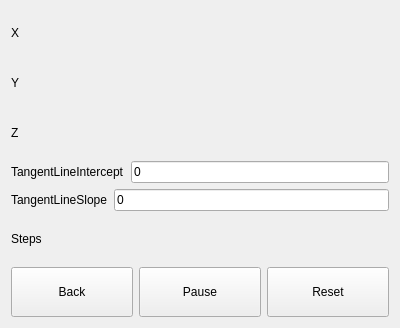
Old version of the form dlgsteps.ui in the repository ic005k/Knot-Legacy.
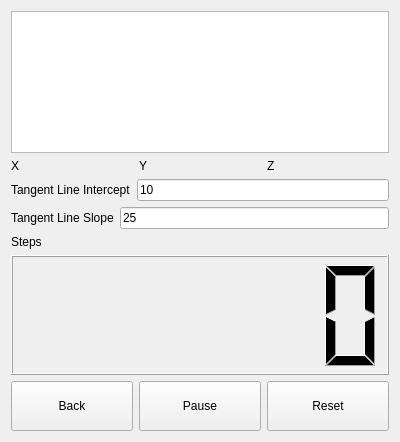
New version of the form.

```diff
--- a/dlgsteps.ui
+++ b/dlgsteps.ui
@@ -7,7 +7,7 @@
     <x>0</x>
     <y>0</y>
     <width>400</width>
-    <height>328</height>
+    <height>442</height>
    </rect>
   </property>
   <property name="windowTitle">
@@ -15,69 +15,89 @@
   </property>
   <layout class="QGridLayout" name="gridLayout">
    <item row="0" column="0">
+    <widget class="QTextEdit" name="textEdit"/>
+   </item>
+   <item row="1" column="0">
+    <layout class="QHBoxLayout" name="horizontalLayout_5">
+     <item>
     <widget class="QLabel" name="lblX">
      <property name="text">
       <string>X</string>
      </property>
     </widget>
    </item>
-   <item row="1" column="0">
+     <item>
     <widget class="QLabel" name="lblY">
      <property name="text">
       <string>Y</string>
      </property>
     </widget>
    </item>
-   <item row="2" column="0">
+     <item>
     <widget class="QLabel" name="lblZ">
      <property name="text">
       <string>Z</string>
      </property>
     </widget>
    </item>
-   <item row="3" column="0">
+    </layout>
+   </item>
+   <item row="2" column="0">
     <layout class="QHBoxLayout" name="horizontalLayout_2">
      <item>
       <widget class="QLabel" name="label">
        <property name="text">
-        <string>TangentLineIntercept</string>
+        <string>Tangent Line Intercept</string>
        </property>
       </widget>
      </item>
      <item>
       <widget class="QLineEdit" name="editTangentLineIntercept">
        <property name="text">
-        <string>0</string>
+        <string>10</string>
        </property>
       </widget>
      </item>
     </layout>
    </item>
-   <item row="4" column="0">
+   <item row="3" column="0">
     <layout class="QHBoxLayout" name="horizontalLayout_4">
      <item>
       <widget class="QLabel" name="label_3">
        <property name="text">
-        <string>TangentLineSlope</string>
+        <string>Tangent Line Slope</string>
        </property>
       </widget>
      </item>
      <item>
       <widget class="QLineEdit" name="editTangentLineSlope">
        <property name="text">
-        <string>0</string>
+        <string>25</string>
        </property>
       </widget>
      </item>
     </layout>
    </item>
-   <item row="5" column="0">
+   <item row="4" column="0">
     <widget class="QLabel" name="lblSteps">
      <property name="text">
       <string>Steps</string>
      </property>
     </widget>
    </item>
+   <item row="5" column="0">
+    <widget class="QLCDNumber" name="lcdNumber">
+     <property name="minimumSize">
+      <size>
+       <width>0</width>
+       <height>120</height>
+      </size>
+     </property>
+     <property name="digitCount">
+      <number>6</number>
+     </property>
+    </widget>
+   </item>
    <item row="6" column="0">
     <layout class="QHBoxLayout" name="horizontalLayout">
      <item>
```
Lines whose indentation alone changed are shown as unchanged.
